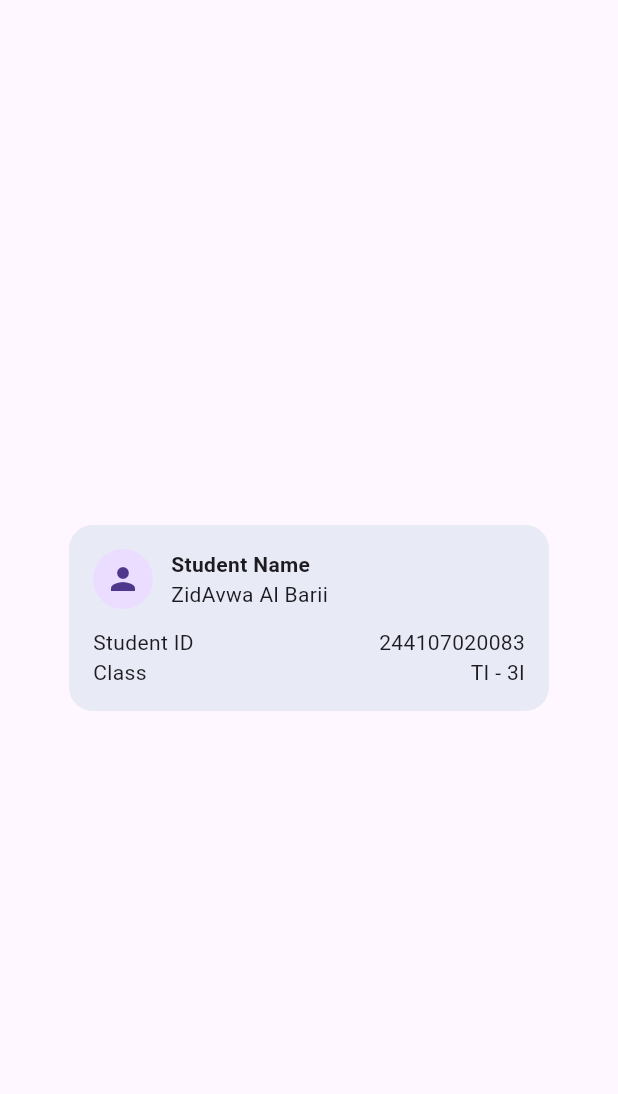
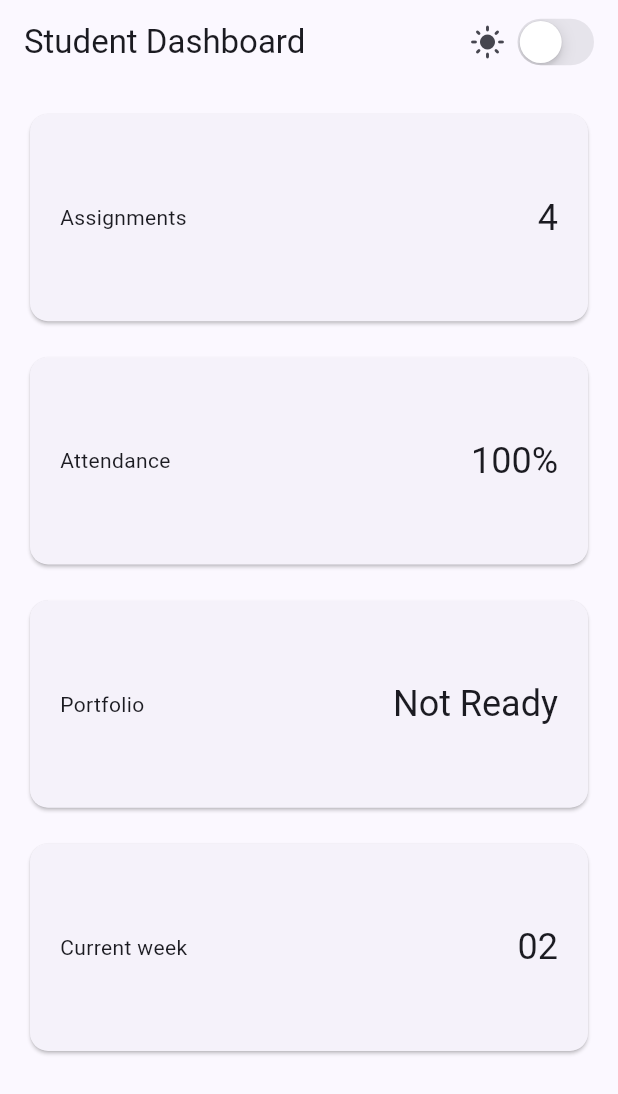
Before and after one commit to ZidAvwa/244107020083-mobile-course, a Flutter app: the screen it shows after launch, on a phone screen of 412 x 824 dp. Shown: the top 1094 px of the screen. Run offline on Flutter 3.47's test engine with Material 3 defaults, Android fonts, the phone set to English and light mode, and no system bars.

Commit message:
Second Week : Code Before Experiment

```diff
--- a/02-week-2-declarative-ui-responsive-design/lib/main.dart
+++ b/02-week-2-declarative-ui-responsive-design/lib/main.dart
@@ -1,63 +1,89 @@
 import 'package:flutter/material.dart';
+import 'package:flutter/cupertino.dart';
 
-void main() => runApp(const ProfileApp());
+void main() => runApp(const DashboardApp());
 
-class ProfileApp extends StatelessWidget {
-  const ProfileApp({super.key});
+class DashboardApp extends StatefulWidget {
+  const DashboardApp({super.key});
+
+  @override
+  State<DashboardApp> createState() => _DashboardAppState();
+}
+
+class _DashboardAppState extends State<DashboardApp> {
+  bool isDark = false;
 
   @override
   Widget build(BuildContext context) {
-    return const MaterialApp(
+    return MaterialApp(
       debugShowCheckedModeBanner: false,
-      home: Scaffold(
-        body: Center(child: ProfileCard()),
+      theme: ThemeData(useMaterial3: true, colorSchemeSeed: Colors.indigo),
+      darkTheme: ThemeData(useMaterial3: true, brightness: Brightness.dark, colorSchemeSeed: Colors.indigo),
+      themeMode: isDark ? ThemeMode.dark : ThemeMode.light,
+      home: DashboardPage(
+        isDark: isDark,
+        onDarkChanged: (value) => setState(() => isDark = value),
       ),
     );
   }
 }
 
-class ProfileCard extends StatelessWidget {
-  const ProfileCard({super.key});
+class DashboardPage extends StatelessWidget {
+  const DashboardPage({
+    required this.isDark,
+    required this.onDarkChanged,
+    super.key,
+  });
+  final bool isDark;
+  final ValueChanged<bool> onDarkChanged;
 
   @override
   Widget build(BuildContext context) {
-    return Container(
-      width: 320,
-      padding: const EdgeInsets.all(16),
-      decoration: BoxDecoration(
-        color: Colors.indigo.shade50,
-        borderRadius: BorderRadius.circular(16),
-      ),
-      child: Column(
-        mainAxisSize: MainAxisSize.min,
-        children: [
+    return Scaffold(
+      appBar: AppBar(
+        title: const Text('Student Dashboard'),
+        actions: [
           Row(
             children: [
-              const CircleAvatar(child: Icon(Icons.person)),
+              Icon(isDark ? Icons.dark_mode : Icons.light_mode),
+              const SizedBox(width: 4),
+              CupertinoSwitch(
+                value: isDark,
+                onChanged: onDarkChanged,
+              ),
               const SizedBox(width: 12),
-              Expanded(
-                child: Column(
-                  crossAxisAlignment: CrossAxisAlignment.start,
-                  children: const [
-                    Text('Student Name',
-                        style: TextStyle(fontWeight: FontWeight.bold)),
-                    Text('ZidAvwa Al Barii'),
-                  ],
-                ),
-              ),
             ],
           ),
-          const SizedBox(height: 12),
-          const Row(children: [
-            Expanded(child: Text('Student ID')),
-            Text('244107020083'),
-          ]),
-          const Row(children: [
-            Expanded(child: Text('Class')),
-            Text('TI - 3I'),
-          ]),
         ],
+      ),
+      body: LayoutBuilder(
+        builder: (context, constraints) {
+          final columns = constraints.maxWidth >= 700 ? 2 : 1;
+          return GridView.count(
+            padding: const EdgeInsets.all(16),
+            crossAxisCount: columns,
+            crossAxisSpacing: 16,
+            mainAxisSpacing: 16,
+            childAspectRatio: 2.6,
+            children: const [
+              DashboardCard(title: 'Assignments', value: '4'),
+              DashboardCard(title: 'Attendance', value: '100%'),
+              DashboardCard(title: 'Portfolio', value: 'Not Ready'),
+              DashboardCard(title: 'Current week', value: '02'),
+            ],
+          );
+        },
       ),
     );
   }
 }
+
+class DashboardCard extends StatelessWidget {
+  const DashboardCard({required this.title, required this.value, super.key});
+  final String title;
+  final String value;
+  @override
+  Widget build(BuildContext context) {
+    return Card(child: Padding(padding: const EdgeInsets.all(20), child: Row(children: [Expanded(child: Text(title)), Text(value, style: Theme.of(context).textTheme.headlineSmall)])));
+  }
+}
--- a/02-week-2-declarative-ui-responsive-design/pubspec.yaml
+++ b/02-week-2-declarative-ui-responsive-design/pubspec.yaml
@@ -1,4 +1,4 @@
-name: _02_week_2_declarative_ui_responsive_design
+name: responsive_dashboard
 description: "A new Flutter project."
 # The following line prevents the package from being accidentally published to
 # pub.dev using `flutter pub publish`. This is preferred for private packages.
```
Also changed, not shown: 13 other files.
